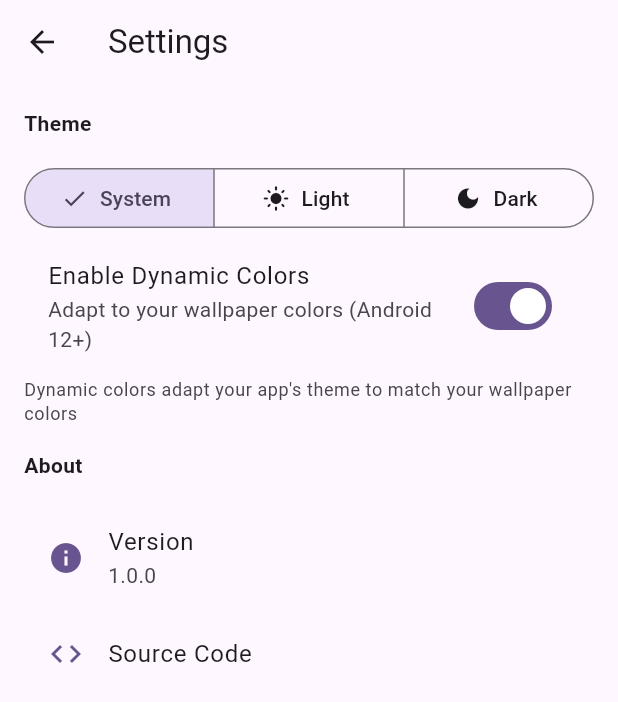
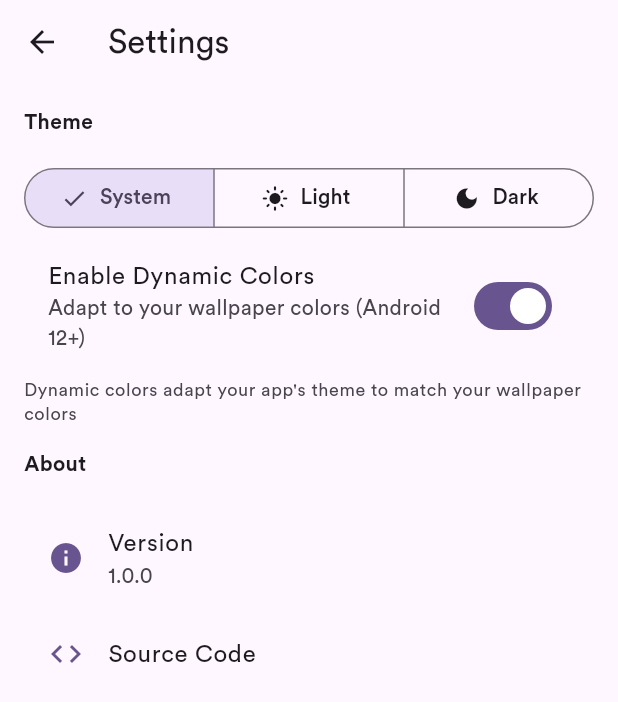
Before and after one commit to ronellsalunke/flutter_pokedex, a Flutter app: the screen it shows after launch, after a tap on the "settings" icon, on a phone screen of 412 x 824 dp. Shown: the top 702 px of the screen. Run offline on Flutter 3.47's test engine with Material 3 defaults, Android fonts, the phone set to English and light mode, and no system bars; drawn by our look-alikes of dynamic_color; our stand-ins replace flutter_svg, freezed_annotation, shared_preferences; generated files the repository leaves out were written again; network calls fail.

Commit message:
feat(ui): update styling, add custom font, add homescreen appbar leading icon

```diff
--- a/lib/main.dart
+++ b/lib/main.dart
@@ -1,4 +1,5 @@
 import 'package:flutter/material.dart';
+import 'package:flutter_dex/res/assets.dart';
 import 'package:flutter_dex/view/home_view.dart';
 import 'package:flutter_dex/viewmodel/home_viewmodel.dart';
 import 'package:flutter_dex/viewmodel/theme_viewmodel.dart';
@@ -34,6 +35,7 @@ class _MyAppState extends State<MyApp> {
     return ThemeData(
       colorScheme: colorScheme,
       useMaterial3: true,
+      fontFamily: Assets.font,
     );
   }
 
--- /dev/null
+++ b/lib/res/assets.dart
@@ -0,0 +1,5 @@
+abstract class Assets {
+  static const String font = "circularstd";
+  static const String iconsBasePath = "assets/icons";
+  static const String pokemonIcon = "$iconsBasePath/ic_pokemon.svg";
+}
--- a/lib/view/detail_view.dart
+++ b/lib/view/detail_view.dart
@@ -14,6 +14,7 @@ class PokemonDetailView extends StatelessWidget {
       appBar: AppBar(
         title: Text(
           '#${pokemon.id ?? '-'}  ${pokemon.name?.toTitleCase ?? 'Details'}',
+          style: const TextStyle(fontWeight: FontWeight.bold),
         ),
         centerTitle: true,
       ),
--- a/lib/view/home_view.dart
+++ b/lib/view/home_view.dart
@@ -1,9 +1,11 @@
 import 'package:flutter/material.dart';
 import 'package:flutter_dex/data/response/status.dart';
+import 'package:flutter_dex/res/assets.dart';
 import 'package:flutter_dex/view/settings_view.dart';
 import 'package:flutter_dex/view/widgets/no_internet_view.dart';
 import 'package:flutter_dex/view/widgets/pokemon_list.dart';
 import 'package:flutter_dex/viewmodel/home_viewmodel.dart';
+import 'package:flutter_svg/flutter_svg.dart';
 import 'package:provider/provider.dart';
 
 class HomeView extends StatefulWidget {
@@ -28,8 +30,17 @@ class _HomeViewState extends State<HomeView> {
       create: (_) => homeViewModel,
       child: Scaffold(
         appBar: AppBar(
-          title: const Text('FlutterDex'),
-          centerTitle: true,
+          title: Row(
+            children: [
+              SvgPicture.asset(
+                Assets.pokemonIcon,
+                fit: BoxFit.cover,
+                color: Theme.of(context).colorScheme.onSurface,
+              ),
+              SizedBox(width: 8),
+              Text('FlutterDex', style: TextStyle(fontWeight: FontWeight.w700)),
+            ],
+          ),
           actions: [
             IconButton(
               icon: const Icon(Icons.settings),
@@ -48,7 +59,10 @@ class _HomeViewState extends State<HomeView> {
               case Status.LOADING:
                 return const Center(child: CircularProgressIndicator());
               case Status.ERROR:
-                if (value.pokemonList.message?.contains("No Internet Connection") ?? false) {
+                if (value.pokemonList.message?.contains(
+                      "No Internet Connection",
+                    ) ??
+                    false) {
                   return NoInternetView(onRefresh: value.fetchPokemonModelApi);
                 }
                 return Center(
```
Also changed, not shown: lib/view/widgets/pokemon_list.dart (+15 -4 lines), pubspec.yaml (+17 -0 lines), assets/fonts/CircularStd-Black.ttf (added), assets/fonts/CircularStd-Bold.ttf (added), assets/fonts/CircularStd-Book.ttf (added), assets/fonts/CircularStd-Medium.ttf (added), assets/icons/ic_pokemon.svg (added).
